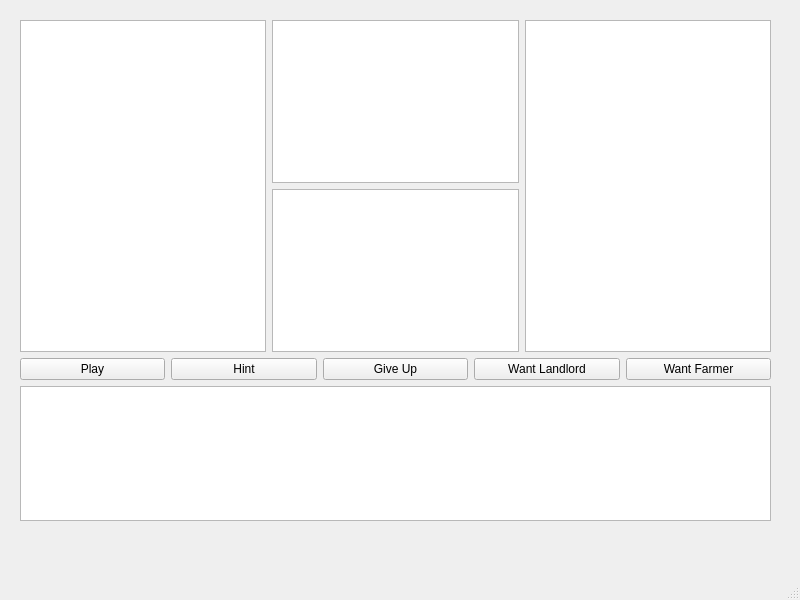
Above: USTlord_final/playwindow.ui from williamlus/COMP2012H_Project before the change. Below: the same form after it.
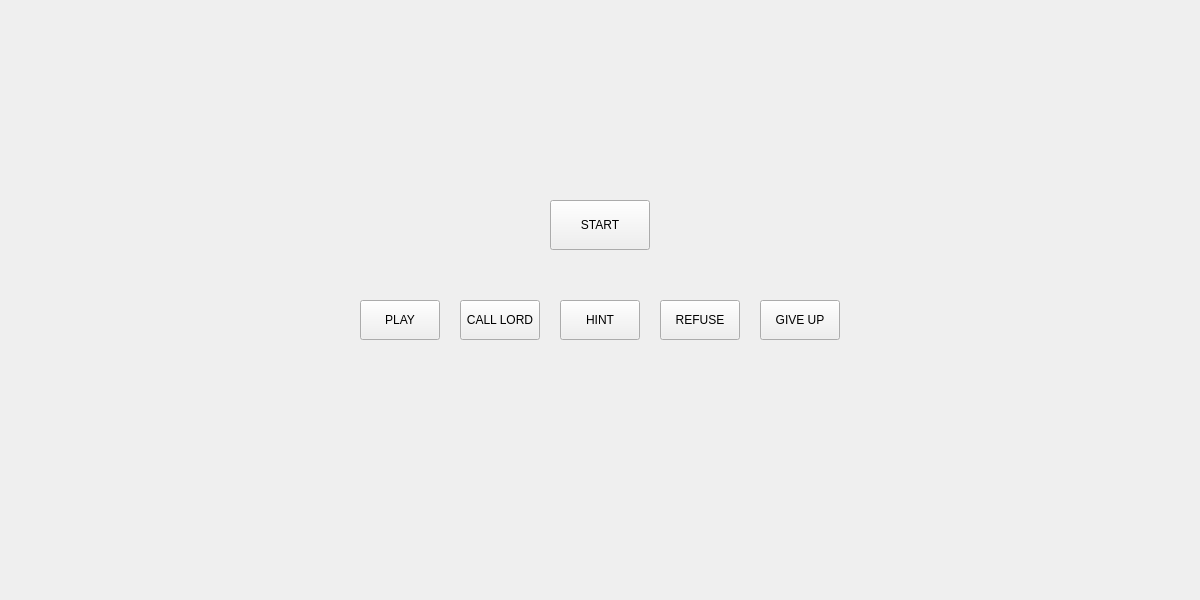
That is the form after the change. Icons and pictures are not drawn.

Diff of the .ui file:
```diff
--- a/USTlord_final/playwindow.ui
+++ b/USTlord_final/playwindow.ui
@@ -6,7 +6,7 @@
    <rect>
     <x>0</x>
     <y>0</y>
-    <width>800</width>
+    <width>1200</width>
     <height>600</height>
    </rect>
   </property>
@@ -14,79 +14,96 @@
    <string>MainWindow</string>
   </property>
   <widget class="QWidget" name="centralwidget">
-   <widget class="QWidget" name="layoutWidget">
+   <widget class="QPushButton" name="start_button">
     <property name="geometry">
      <rect>
-      <x>20</x>
-      <y>20</y>
-      <width>751</width>
-      <height>501</height>
+      <x>550</x>
+      <y>200</y>
+      <width>100</width>
+      <height>50</height>
      </rect>
     </property>
-    <layout class="QVBoxLayout" name="verticalLayout_2">
-     <item>
-      <layout class="QHBoxLayout" name="horizontalLayout">
-       <item>
-        <widget class="QGraphicsView" name="graphicsView_opponent1"/>
-       </item>
-       <item>
-        <layout class="QVBoxLayout" name="verticalLayout">
-         <item>
-          <widget class="QGraphicsView" name="graphicsView_landlord_bonus_cards"/>
-         </item>
-         <item>
-          <widget class="QGraphicsView" name="graphicsView_current_pattern"/>
-         </item>
-        </layout>
-       </item>
-       <item>
-        <widget class="QGraphicsView" name="graphicsView_opponent2"/>
-       </item>
-      </layout>
-     </item>
-     <item>
-      <layout class="QHBoxLayout" name="horizontalLayout_2">
-       <item>
-        <widget class="QPushButton" name="pushButton_play">
-         <property name="text">
-          <string>Play</string>
-         </property>
-        </widget>
-       </item>
-       <item>
-        <widget class="QPushButton" name="pushButton_hint">
-         <property name="text">
-          <string>Hint</string>
-         </property>
-        </widget>
-       </item>
-       <item>
-        <widget class="QPushButton" name="pushButton_give_up">
-         <property name="text">
-          <string>Give Up</string>
-         </property>
-        </widget>
-       </item>
-       <item>
-        <widget class="QPushButton" name="pushButton_want_landlord">
-         <property name="text">
-          <string>Want Landlord</string>
-         </property>
-        </widget>
-       </item>
-       <item>
-        <widget class="QPushButton" name="pushButton_want_farmer">
-         <property name="text">
-          <string>Want Farmer</string>
-         </property>
-        </widget>
-       </item>
-      </layout>
-     </item>
-     <item>
-      <widget class="QGraphicsView" name="graphicsView_mycards"/>
-     </item>
-    </layout>
+    <property name="text">
+     <string>START</string>
+    </property>
+   </widget>
+   <widget class="QPushButton" name="hit_button">
+    <property name="geometry">
+     <rect>
+      <x>360</x>
+      <y>300</y>
+      <width>80</width>
+      <height>40</height>
+     </rect>
+    </property>
+    <property name="text">
+     <string>PLAY</string>
+    </property>
+   </widget>
+   <widget class="QPushButton" name="call_lord_button">
+    <property name="geometry">
+     <rect>
+      <x>460</x>
+      <y>300</y>
+      <width>80</width>
+      <height>40</height>
+     </rect>
+    </property>
+    <property name="text">
+     <string>CALL LORD</string>
+    </property>
+   </widget>
+   <widget class="QPushButton" name="hint_button">
+    <property name="geometry">
+     <rect>
+      <x>560</x>
+      <y>300</y>
+      <width>80</width>
+      <height>40</height>
+     </rect>
+    </property>
+    <property name="text">
+     <string>HINT</string>
+    </property>
+   </widget>
+   <widget class="QPushButton" name="refuse_button">
+    <property name="geometry">
+     <rect>
+      <x>660</x>
+      <y>300</y>
+      <width>80</width>
+      <height>40</height>
+     </rect>
+    </property>
+    <property name="text">
+     <string>REFUSE</string>
+    </property>
+   </widget>
+   <widget class="QPushButton" name="give_up_button">
+    <property name="geometry">
+     <rect>
+      <x>760</x>
+      <y>300</y>
+      <width>80</width>
+      <height>40</height>
+     </rect>
+    </property>
+    <property name="text">
+     <string>GIVE UP</string>
+    </property>
+   </widget>
+   <widget class="QLabel" name="info_bar">
+    <property name="geometry">
+     <rect>
+      <x>460</x>
+      <y>30</y>
+      <width>261</width>
+      <height>31</height>
+     </rect>
+    </property>
+    <property name="text">
+     <string/>
+    </property>
    </widget>
   </widget>
   <widget class="QMenuBar" name="menubar">
@@ -99,7 +116,6 @@
     </rect>
    </property>
   </widget>
-  <widget class="QStatusBar" name="statusbar"/>
  </widget>
  <resources/>
  <connections/>
```
Left out of the diff: 8 changed lines with no effect on the pictures.
